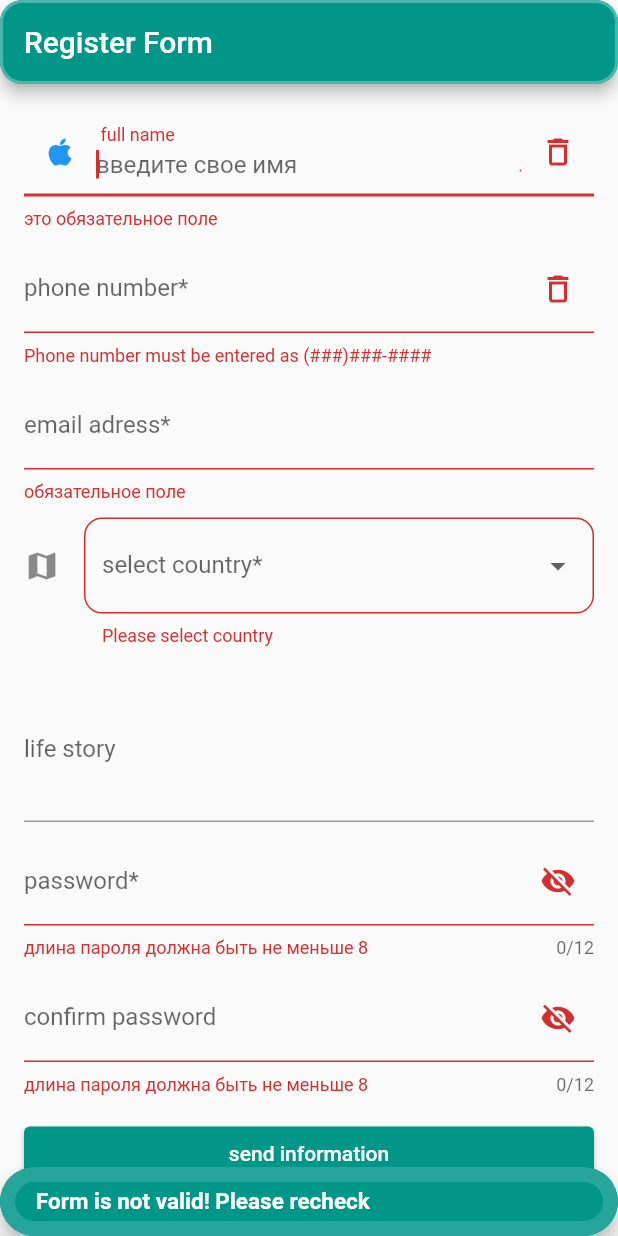
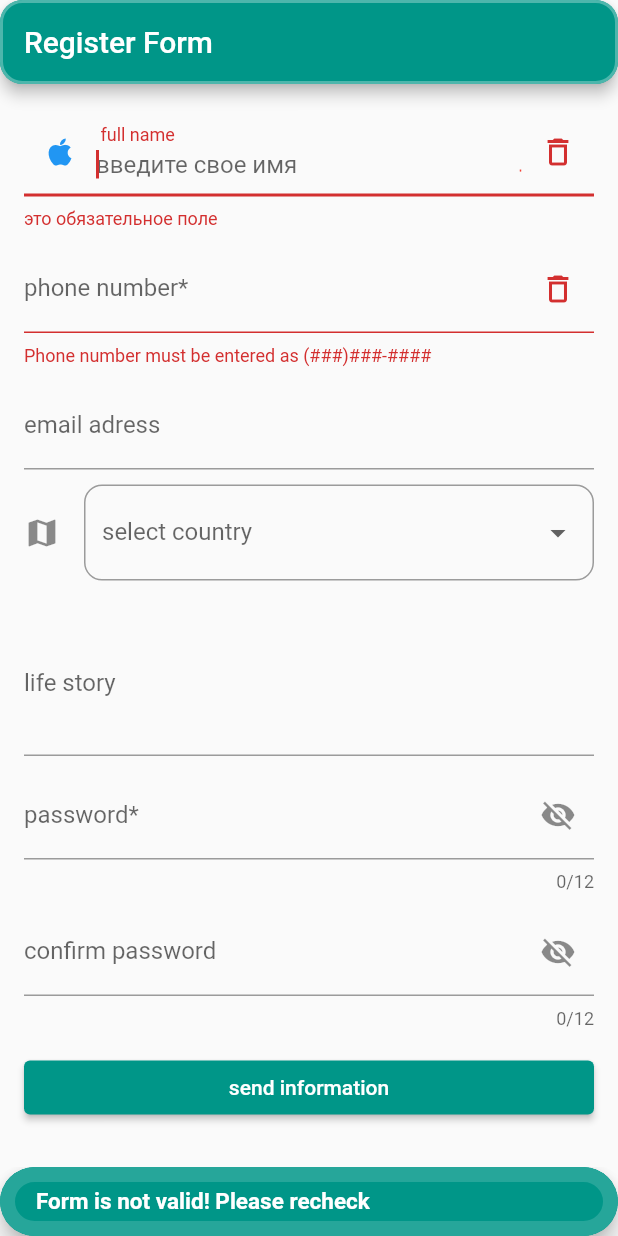
Before and after one commit to Zhorenty/old_articles, a Flutter app: the screen it shows after launch, after a tap on "send information", on a phone screen of 412 x 824 dp. Run offline on Flutter 3.47's test engine with Material 2 defaults, Android fonts, the light colour scheme and no system bars.

Commit message:
completed homework

```diff
--- a/lib/pages/register_form_page.dart
+++ b/lib/pages/register_form_page.dart
@@ -1,4 +1,6 @@
 // ignore_for_file: avoid_print
+import 'dart:developer';
+
 import 'package:flutter/material.dart';
 import 'package:flutter/services.dart';
 import 'package:yo_app/models/user.dart';
@@ -185,7 +187,7 @@ class _RegisterFormPageState extends State<RegisterFormPage> {
       onSaved: (value) => newUser.email = value!,
       validator: _validateEmail,
       controller: _emailController,
-      decoration: const InputDecoration(labelText: 'email adress*'),
+      decoration: const InputDecoration(labelText: 'email adress'),
     );
   }
 
@@ -193,7 +195,7 @@ class _RegisterFormPageState extends State<RegisterFormPage> {
     return DropdownButtonFormField(
       decoration: const InputDecoration(
           icon: Icon(Icons.map),
-          labelText: 'select country*',
+          labelText: 'select country',
           border: OutlineInputBorder(
               borderRadius: BorderRadius.all(Radius.circular(12)))),
       items: _countries.map((country) {
@@ -210,9 +212,9 @@ class _RegisterFormPageState extends State<RegisterFormPage> {
         });
       },
       value: _selectedCountry,
-      validator: ((value) {
-        return value == null ? 'Please select country' : null;
-      }),
+      // validator: ((value) {
+      //   return value == null ? null : null;
+      // }),
     );
   }
 
@@ -285,11 +287,11 @@ class _RegisterFormPageState extends State<RegisterFormPage> {
     if (_formKey.currentState!.validate()) {
       _formKey.currentState!.save();
       _showDialog(name: '${_nameController.text} succesful registered');
-      print('name: ${_nameController.text}');
-      print('phone: ${_phoneController.text}');
-      print('email: ${_emailController.text}');
-      print('lifeStory: ${_lifeStoryController.text}');
-      print('country: $_selectedCountry');
+      log('name: ${_nameController.text}');
+      log('phone: ${_phoneController.text}');
+      log('email: ${_emailController.text}');
+      log('lifeStory: ${_lifeStoryController.text}');
+      log('country: $_selectedCountry');
     } else {
       _showMessage(message: 'Form is not valid! Please recheck');
     }
@@ -314,7 +316,7 @@ class _RegisterFormPageState extends State<RegisterFormPage> {
   String? _validateEmail(String? value) {
     // final emailExp = RegExp(r'/^[^\s@]+@[^\s@]+\.[^\s@]+$/');
     if (value!.isEmpty) {
-      return 'обязательное поле';
+      return null;
       // } else if (!emailExp.hasMatch(value)) {
       //   return 'error';
     } else if (!_emailController.text.contains('@')) {
@@ -325,10 +327,10 @@ class _RegisterFormPageState extends State<RegisterFormPage> {
   }
 
   String? _validatePass(value) {
-    if (_passwordController.text.length < 8) {
+    if (value!.isEmpty) {
+      return null;
+    } else if (_passwordController.text.length < 8) {
       return 'длина пароля должна быть не меньше 8';
-    } else if (value == null) {
-      return "обязательное поле";
     } else if (_passwordController.text != _confirmPasswordController.text) {
       return 'пароли не совпадают';
     } else {
--- a/lib/pages/user_info_page.dart
+++ b/lib/pages/user_info_page.dart
@@ -22,14 +22,14 @@ class UserInfo extends StatelessWidget {
                   style: const TextStyle(color: Colors.teal),
                 ),
                 subtitle: Text(
-                  user.story,
+                  user.story.isEmpty ? '' : user.story,
                   style: const TextStyle(color: Colors.black),
                 ),
                 leading: const Icon(
                   Icons.person,
                   color: Colors.black,
                 ),
-                trailing: Text(user.country),
+                trailing: user.country.isEmpty ? Text(user.country) : null,
               ),
               ListTile(
                 title: Text(
@@ -38,13 +38,15 @@ class UserInfo extends StatelessWidget {
                 ),
                 leading: const Icon(Icons.phone),
               ),
-              ListTile(
-                title: Text(
-                  user.email,
-                  style: const TextStyle(color: Colors.teal),
-                ),
-                leading: const Icon(Icons.mail),
-              ),
+              user.email.isNotEmpty
+                  ? ListTile(
+                      title: Text(
+                        user.email,
+                        style: const TextStyle(color: Colors.teal),
+                      ),
+                      leading: const Icon(Icons.mail),
+                    )
+                  : Container(),
             ],
           )),
     );
```
